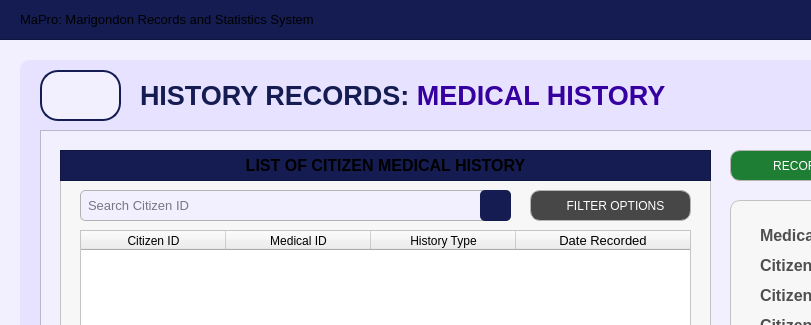
Qt form Views/MainPages/HistoryRecordPages/medical_history.ui (Yohhannn/Barangay-Records-Statistics-System) before a commit; both pictures show x 0 to 811 and y 0 to 325 of the 1350 by 850 pixel window.
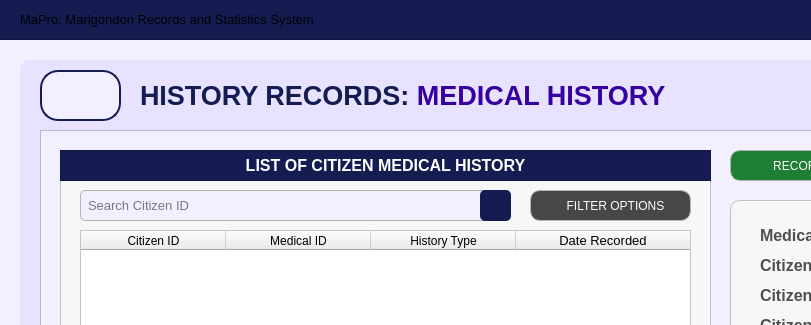
The same form after that commit. Icons and pictures are not drawn.

```diff
--- a/Views/MainPages/HistoryRecordPages/medical_history.ui
+++ b/Views/MainPages/HistoryRecordPages/medical_history.ui
@@ -269,7 +269,7 @@
         </font>
        </property>
        <property name="styleSheet">
-        <string notr="true">#label_title{
+        <string notr="true">#label_title_3{
 	background-color:transparent;
 	color: rgb(255, 255, 255);
 }</string>
```
Left out of the diff: 4 changed lines with no effect on the pictures.
